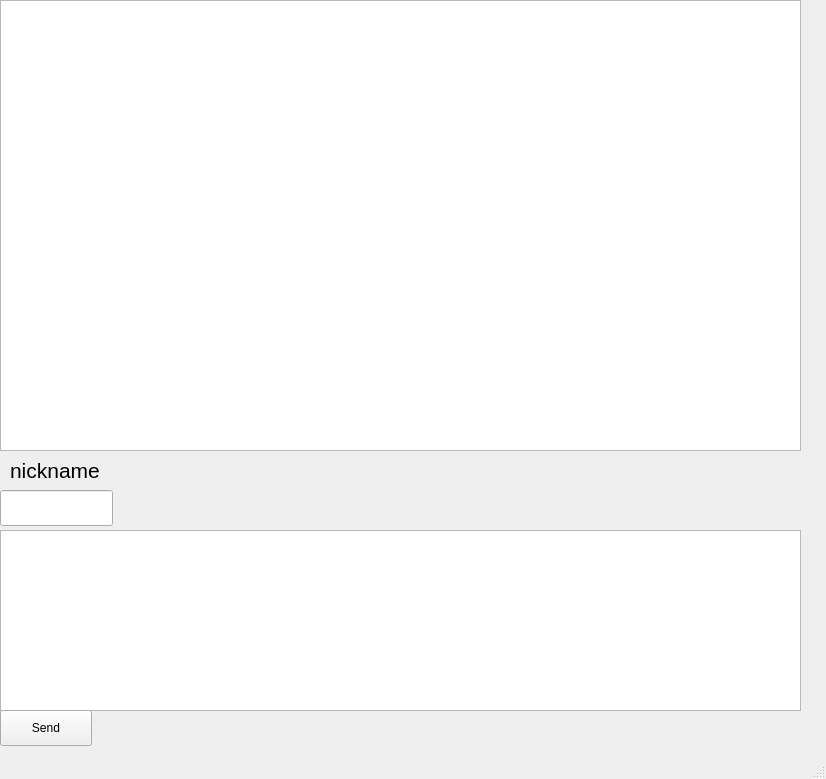
This is ui.ui in Prgwf/chat-room as Qt 5 draws it before an edit. The edited form follows.
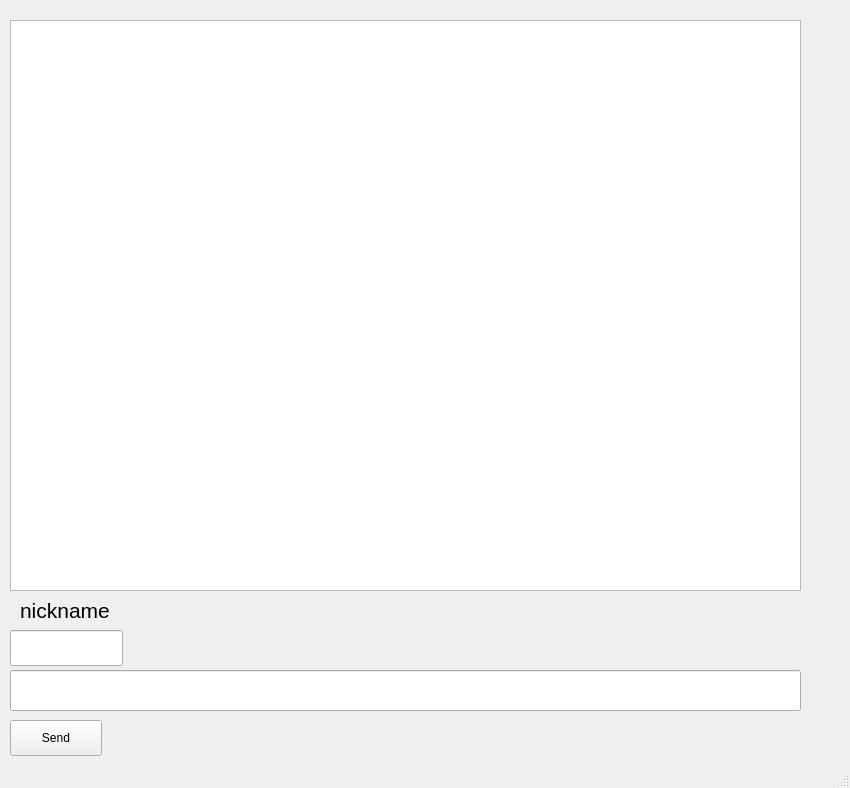
This is the edited form.

Diff of the .ui file:
```diff
--- a/ui.ui
+++ b/ui.ui
@@ -6,29 +6,19 @@
    <rect>
     <x>0</x>
     <y>0</y>
-    <width>826</width>
-    <height>779</height>
+    <width>850</width>
+    <height>788</height>
    </rect>
   </property>
   <property name="windowTitle">
    <string>MainWindow</string>
   </property>
   <widget class="QWidget" name="centralwidget">
-   <widget class="QTextEdit" name="msgjar">
-    <property name="geometry">
-     <rect>
-      <x>0</x>
-      <y>530</y>
-      <width>801</width>
-      <height>181</height>
-     </rect>
-    </property>
-   </widget>
    <widget class="QLabel" name="namelabel">
     <property name="geometry">
      <rect>
-      <x>10</x>
-      <y>460</y>
+      <x>20</x>
+      <y>600</y>
       <width>91</width>
       <height>21</height>
      </rect>
@@ -45,8 +35,8 @@
    <widget class="QPushButton" name="sendbutton">
     <property name="geometry">
      <rect>
-      <x>0</x>
-      <y>710</y>
+      <x>10</x>
+      <y>720</y>
       <width>92</width>
       <height>36</height>
      </rect>
@@ -55,26 +45,36 @@
      <string>Send</string>
     </property>
    </widget>
-   <widget class="QTextBrowser" name="msglist">
-    <property name="geometry">
-     <rect>
-      <x>0</x>
-      <y>0</y>
-      <width>801</width>
-      <height>451</height>
-     </rect>
-    </property>
-   </widget>
    <widget class="QLineEdit" name="namejar">
     <property name="geometry">
      <rect>
-      <x>0</x>
-      <y>490</y>
+      <x>10</x>
+      <y>630</y>
       <width>113</width>
       <height>36</height>
      </rect>
     </property>
    </widget>
+   <widget class="QLineEdit" name="msgjar">
+    <property name="geometry">
+     <rect>
+      <x>10</x>
+      <y>670</y>
+      <width>791</width>
+      <height>41</height>
+     </rect>
+    </property>
+   </widget>
+   <widget class="QListView" name="msglist">
+    <property name="geometry">
+     <rect>
+      <x>10</x>
+      <y>20</y>
+      <width>791</width>
+      <height>571</height>
+     </rect>
+    </property>
+   </widget>
   </widget>
   <widget class="QStatusBar" name="statusbar"/>
  </widget>
```
Left out of the diff: 2 changed lines with no effect on the pictures.
